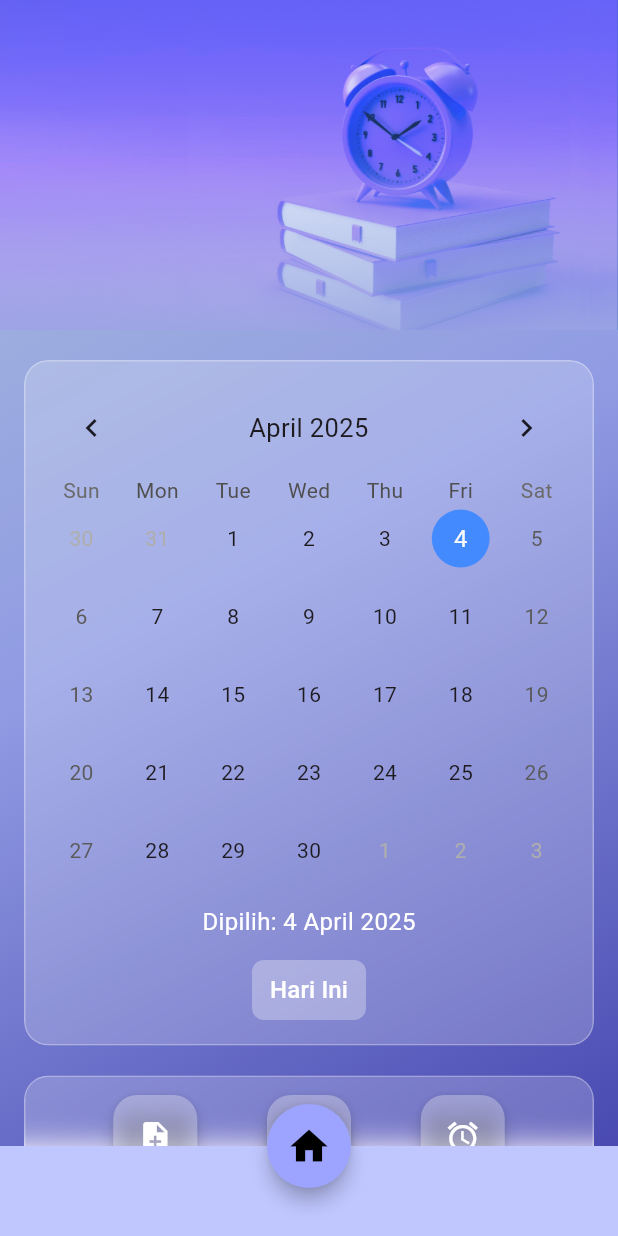
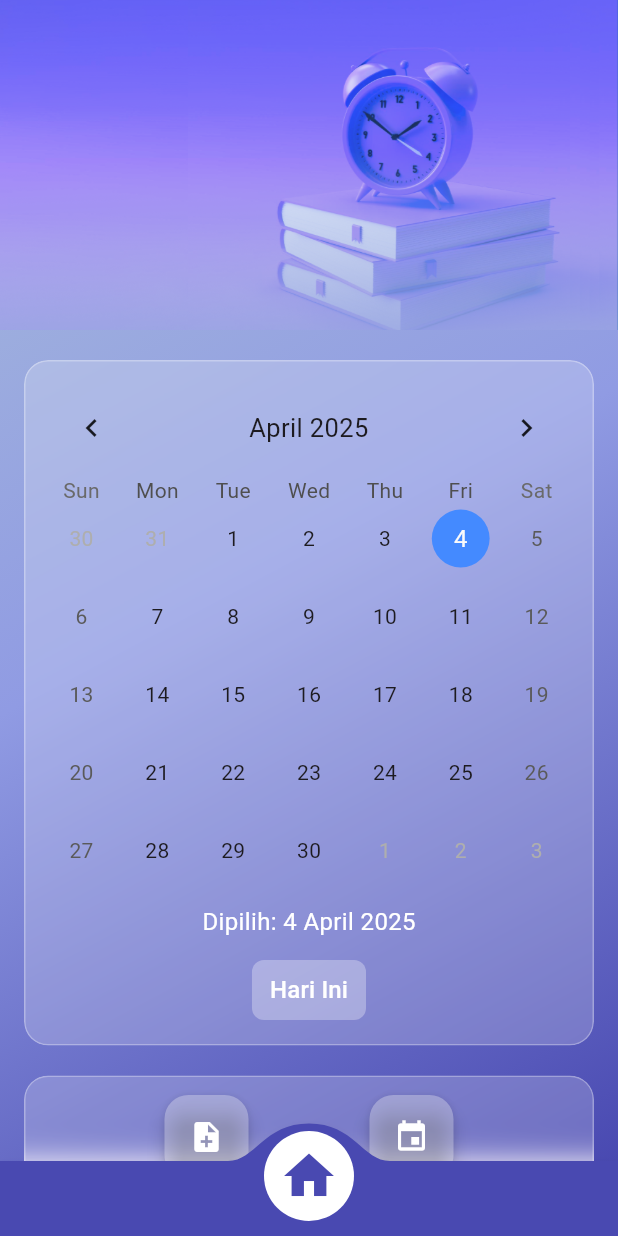
Before and after one commit to faizalisidiq/InGet-IN, a Flutter app: the screen it shows after launch, on a phone screen of 412 x 824 dp. Run offline on Flutter 3.47's test engine with Material 3 defaults, Android fonts, the phone set to English and light mode, and no system bars; drawn by our look-alikes of convex_bottom_bar, table_calendar; our stand-ins replace google_sign_in, googleapis_auth; missing offline and left inert: googleapis.

Commit message:
mengedit bottom bar

```diff
--- a/lib/layout/home.dart
+++ b/lib/layout/home.dart
@@ -3,6 +3,7 @@ import 'package:flutter/material.dart';
 import 'package:table_calendar/table_calendar.dart';
 import 'package:intl/intl.dart';
 import '../services/GoogleCalendar.dart';
+import 'package:convex_bottom_bar/convex_bottom_bar.dart';
 
 class HomeScreen extends StatefulWidget {
   const HomeScreen({super.key});
@@ -90,6 +91,7 @@ class HomeScreenState extends State<HomeScreen> {
                             });
                           },
                           style: TextButton.styleFrom(
+                            // ignore: deprecated_member_use
                             backgroundColor: Colors.white.withOpacity(0.3),
                             shape: RoundedRectangleBorder(
                               borderRadius: BorderRadius.circular(8),
@@ -136,12 +138,6 @@ class HomeScreenState extends State<HomeScreen> {
                           },
                           child: const Icon(Icons.event, color: Colors.white),
                         ),
-                        FloatingActionButton(
-                          backgroundColor: Colors.white.withOpacity(0.3),
-                          elevation: 5,
-                          onPressed: () {},
-                          child: const Icon(Icons.alarm, color: Colors.white),
-                        ),
                       ],
                     ),
                   ),
@@ -164,19 +160,14 @@ class HomeScreenState extends State<HomeScreen> {
           ),
         ),
       ),
-      bottomNavigationBar: BottomAppBar(
-        color: const Color.fromARGB(255, 192, 199, 255),
-        elevation: 0,
-        height: 60, // Adjust the height here
-      ),
-      floatingActionButtonLocation: FloatingActionButtonLocation.centerDocked,
-      floatingActionButton: FloatingActionButton(
-        backgroundColor: const Color(0xFF9DA4FF),
-        elevation: 5,
-        shape: const CircleBorder(),
-        onPressed: () {},
-        child: const Icon(Icons.home, size: 30, color: Colors.black),
-      ),
+      bottomNavigationBar: ConvexAppBar(
+      items: [
+      TabItem(icon: Icons.home, title: 'Home')
+      ],
+      backgroundColor: const Color(0xFF4949B1),
+      // ignore: avoid_print
+      onTap: (int i) => print('click index=$i'),
+    )
     );
   }
 
--- a/pubspec.yaml
+++ b/pubspec.yaml
@@ -38,9 +38,10 @@ dependencies:
   table_calendar: ^3.0.9
   flutter_dotenv: ^5.2.1
   googleapis: ^14.0.0
-  googleapis_auth: ^1.4.1
+  googleapis_auth: ^2.0.0
   google_sign_in: ^6.1.6
   url_launcher: ^6.2.5
+  convex_bottom_bar: ^3.2.0
 
 dev_dependencies:
   flutter_test:
```
Also changed, not shown: pubspec.lock.
